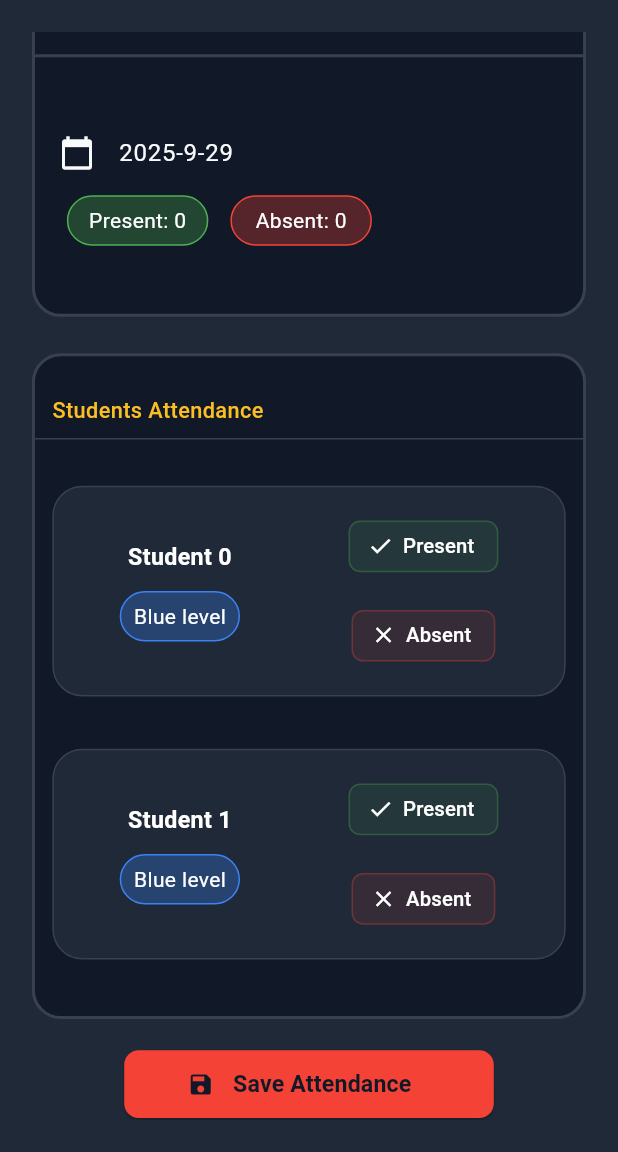
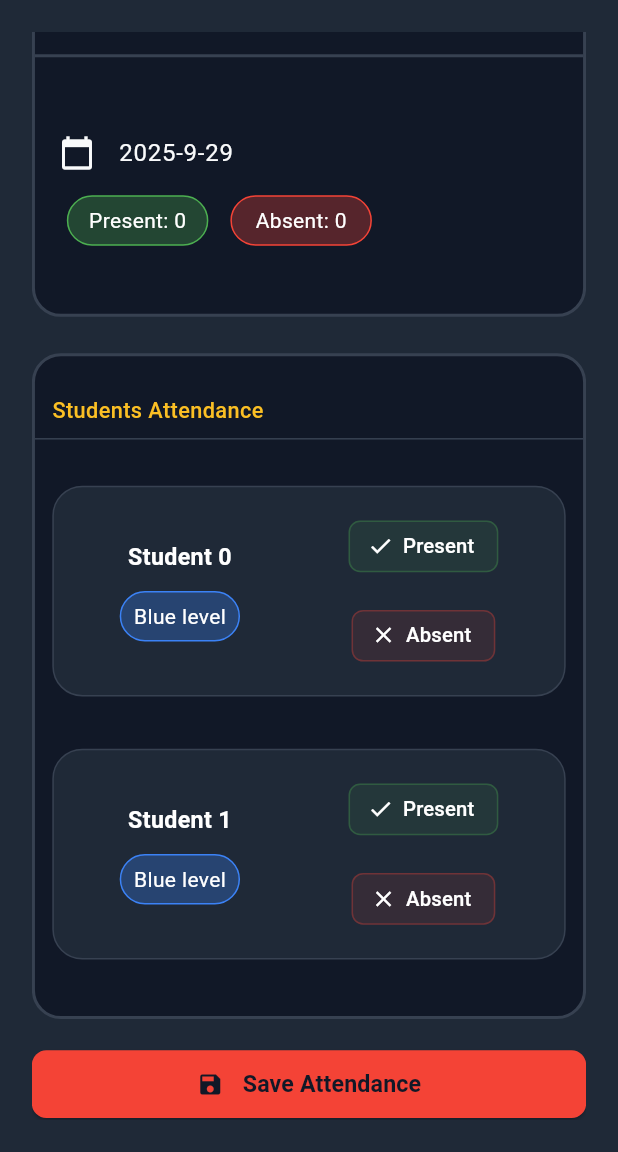
Before and after one commit to Mahfouz28/academy, a Flutter app: the Attendance screen opened by its route, scrolled down 135 dp, on a phone screen of 412 x 824 dp, the part 84-1236 px from its top. Run offline on Flutter 3.47's test engine with Material 3 defaults, Android fonts, the phone set to English and light mode, and no system bars; our stand-ins replace bloc, flutter_bloc, flutter_screenutil, supabase_flutter; accounts and stored records are empty.

Commit message:
refactor the save botton

```diff
--- a/lib/features/attendance/ui/pages/attendance.dart
+++ b/lib/features/attendance/ui/pages/attendance.dart
@@ -114,8 +114,6 @@ class _AttendanceState extends State<Attendance> {
                   ),
                   20.verticalSpace,
                   Center(
-                    child: SizedBox(
-                      width: 235.w,
                     child: ElevatedButton(
                       onPressed: () {
                         // Handle submit attendance logic here
@@ -134,6 +132,7 @@ class _AttendanceState extends State<Attendance> {
                         ),
                       ),
                       child: Row(
+                        mainAxisAlignment: MainAxisAlignment.center,
                         children: [
                           Icon(Icons.save, color: AppColors.card),
                           12.horizontalSpace,
@@ -146,7 +145,6 @@ class _AttendanceState extends State<Attendance> {
                             ),
                           ),
                         ],
-                        ),
                       ),
                     ),
                   ),
```
Lines whose indentation alone changed are shown as unchanged.
